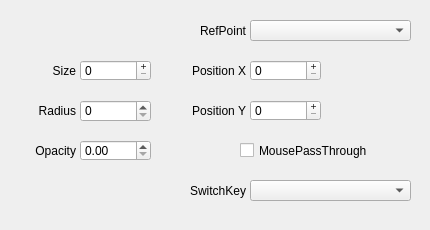
The window that QKeyMapper/qfloatingwindowsetupdialog.ui (Zalafina/QKeyMapper) describes before a commit, drawn with Qt 5.
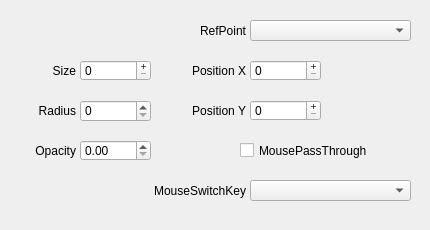
The same window after the commit.

```diff
--- a/QKeyMapper/qfloatingwindowsetupdialog.ui
+++ b/QKeyMapper/qfloatingwindowsetupdialog.ui
@@ -217,14 +217,14 @@
   <widget class="QLabel" name="mousePassThroughSwitchKeyLabel">
    <property name="geometry">
     <rect>
-     <x>175</x>
+     <x>155</x>
      <y>180</y>
-     <width>71</width>
+     <width>91</width>
      <height>21</height>
     </rect>
    </property>
    <property name="text">
-    <string>SwitchKey</string>
+    <string>MouseSwitchKey</string>
    </property>
    <property name="alignment">
     <set>Qt::AlignmentFlag::AlignRight|Qt::AlignmentFlag::AlignTrailing|Qt::AlignmentFlag::AlignVCenter</set>
```
